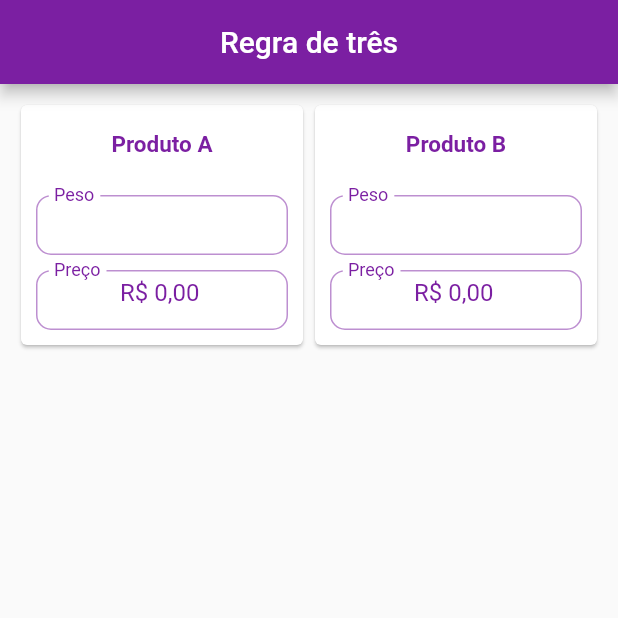
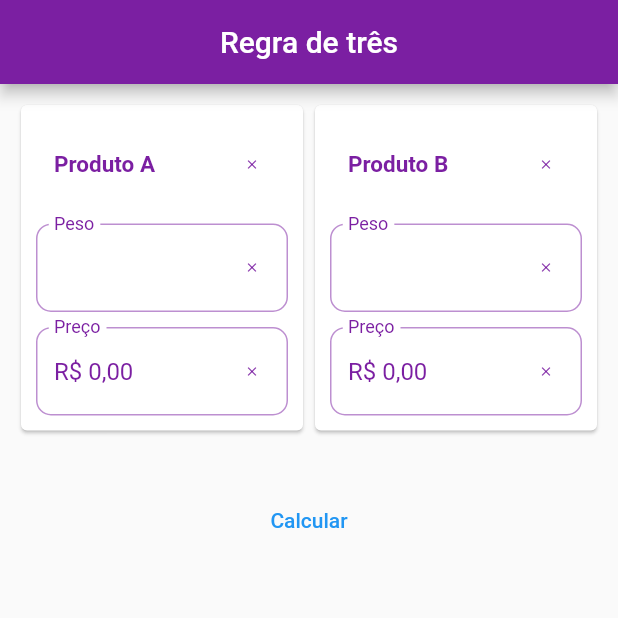
Before and after one commit to daricesousa/mais_em_conta, a Flutter app: the RegraDeTresPage screen opened directly, on a phone screen of 412 x 824 dp, the top half of it. Run offline on Flutter 3.47's test engine with Material 2 defaults, Android fonts, the phone set to English and light mode, and no system bars; statements that could not run were skipped.

Commit message:
regra de tres calculando

```diff
--- a/lib/Custom/tField.dart
+++ b/lib/Custom/tField.dart
@@ -2,8 +2,8 @@ import 'package:flutter/material.dart';
 import 'package:mais_em_conta/Custom/style.dart';
 import 'package:mais_em_conta/Custom/cor.dart';
 import 'package:flutter/services.dart';
+import 'package:mais_em_conta/mascara.dart';
 import 'package:mais_em_conta/tipoInput.dart';
-import 'package:mais_em_conta/controllers.dart/currencyInputFormatter.dart';
 
 class TField extends StatelessWidget {
   final TextEditingController? controller;
@@ -12,6 +12,7 @@ class TField extends StatelessWidget {
   final String? Function(String?)? validator;
   late final tipoInput tipo;
   final String? letra;
+  final Function()? funcaoIcon;
   late final bool habilitado;
 
   TField({
@@ -22,18 +23,17 @@ class TField extends StatelessWidget {
     this.validator,
     this.letra,
     this.habilitado = true,
+    this.funcaoIcon,
   });
 
   @override
   Widget build(BuildContext context) {
     return Container(
-      height: 50,
       padding: const EdgeInsets.symmetric(horizontal: 10, vertical: 5),
       child: TextFormField(
         enabled: habilitado,
         autovalidateMode: AutovalidateMode.onUserInteraction,
         style: Style.texto,
-        textAlign: TextAlign.center,
         validator: validator,
         controller: controller,
         onChanged: onChanged,
@@ -47,6 +47,14 @@ class TField extends StatelessWidget {
   InputDecoration decoration() {
     return InputDecoration(
       labelText: label,
+      suffixIcon: Container(
+        width: 1,
+        child: Align(
+          alignment: Alignment.topRight,
+          child: IconButton(
+              iconSize: 10, onPressed: funcaoIcon, icon: Icon(Icons.close, color: Cor.primary,)),
+        ),
+      ),
       hintText: tipo == tipoInput.titulo ? letra : '',
       hintStyle: tipo == tipoInput.titulo ? Style.titulo : Style.texto,
       floatingLabelBehavior: FloatingLabelBehavior.always,
@@ -68,11 +76,7 @@ class TField extends StatelessWidget {
   List<TextInputFormatter> inputFormatters() {
     switch (tipo) {
       case tipoInput.preco:
-        return [
-          FilteringTextInputFormatter.digitsOnly,
-          LengthLimitingTextInputFormatter(7),
-          CurrencyInputFormatter()
-        ];
+        return [MoneyMask()];
       case tipoInput.peso:
         return [
           FilteringTextInputFormatter.allow(RegExp("[0-9.,]")),
--- a/lib/Custom/textos.dart
+++ b/lib/Custom/textos.dart
@@ -18,6 +18,6 @@ class Erro {
   static final campoIncorreto = 'Preencha os campos corretamente';
   static final pesoIncorreto = 'O peso não pode ser 0';
   static final precoIncorreto = 'O preço não pode ser R\$ 0,00';
-  // static final campoVazioRegraDeTres = 'Preencha 3 campos';
-  // static final campoVazioFaltando = 'Preencha apenas 3 campos';
+  static final campoVazioRegraDeTres = 'Preencha 3 campos';
+  static final campoVazioFaltando = 'Preencha apenas 3 campos';
 }
--- a/lib/controllers.dart/textController.dart
+++ b/lib/controllers.dart/textController.dart
@@ -1,4 +1,5 @@
 import 'package:flutter/material.dart';
+
 
 class TextController {
   TextEditingController titulo = TextEditingController();
@@ -10,4 +11,7 @@ class TextController {
 
   static final maisDetalhesA = TextController();
   static final maisDetalhesB = TextController();
+
+
+
 }
--- /dev/null
+++ b/lib/enumCampo.dart
@@ -0,0 +1 @@
+enum Campo { vazio, incorreto, ok}
--- /dev/null
+++ b/lib/mascara.dart
@@ -0,0 +1,44 @@
+import 'dart:math';
+import 'package:flutter/services.dart';
+
+class MoneyMask extends TextInputFormatter {
+  final int decimalLenght;
+  final String decimal;
+  final String fracion;
+  final String moneySymbol;
+  final double max = 99999.99;
+
+  MoneyMask({
+    this.decimalLenght = 2,
+    this.decimal = '.',
+    this.fracion = ',',
+    this.moneySymbol = r'R$',
+  });
+
+  @override
+  TextEditingValue formatEditUpdate(oldValue, newValue) {
+    String formatted = newValue.text.replaceAll(RegExp(r'\D'), '');
+    if (formatted.isEmpty || double.tryParse(formatted) == 0) {
+      if (oldValue.text.length > newValue.text.length) {
+        return TextEditingValue(text: '');
+      }
+    }
+    double value = double.parse(formatted) / pow(10, decimalLenght);
+    if (value > max) return oldValue;
+
+    formatted = value.toStringAsFixed(decimalLenght).replaceAll('.', fracion);
+
+    int index = formatted.indexOf(fracion);
+    for (int i = index - 3; i > 0; i -= 3) {
+      final list = formatted.split('');
+      list.insert(i, decimal);
+      formatted = list.join();
+    }
+    formatted = '$moneySymbol $formatted';
+
+    return TextEditingValue(
+      text: formatted,
+      selection: TextSelection.collapsed(offset: formatted.length),
+    );
+  }
+}
--- a/lib/pages/maisEmContaPage.dart
+++ b/lib/pages/maisEmContaPage.dart
@@ -16,8 +16,12 @@ class HomePage extends StatefulWidget {
 class _HomePageState extends State<HomePage> {
   final controller = MaisEmContaControl();
 
+
   @override
-
+   void initState() {
+    controller.prencherPrecos();
+    super.initState();
+  }
 
   @override
   Widget build(BuildContext context) {
--- a/lib/pages/regraDeTresPage.dart
+++ b/lib/pages/regraDeTresPage.dart
@@ -12,6 +12,13 @@ class RegraDeTresPage extends StatefulWidget {
 
 class _RegraDeTresPageState extends State<RegraDeTresPage> {
   final controller = RegraDeTresControl();
+
+  @override
+  void initState() {
+    // TODO: implement initState
+    controller.iniciarVariaveis();
+    super.initState();
+  }
 
   @override
   Widget build(BuildContext context) {
@@ -36,9 +43,9 @@ class _RegraDeTresPageState extends State<RegraDeTresPage> {
                 children: [
                   cards(),
                   DividerCust(),
-                  // mensagemMaisEconomico(),
-                  // DividerCust(),
-                  // botaoMaisDetalhes(),
+                  Text(controller.erro ?? ''),
+                  TextButton(
+                      onPressed: controller.validar, child: Text("Calcular")),
                 ],
               );
             }),
--- a/lib/widgets/radio.dart
+++ b/lib/widgets/radio.dart
@@ -50,7 +50,7 @@ Widget _titleDoRadio(MaisDetalhesController controller){
                   String? _validacao = Validacao.peso(pesoDigitado.text);
                   if (_validacao == null) {
                     _pesoDigitadoDouble =
-                        Converter.stringParaDouble(pesoDigitado.text);
+                        Converter.stringParaDouble(pesoDigitado.text)!;
                     controller.preencherCards(_pesoDigitadoDouble);
                     controller.calcularNovosPrecos(_pesoDigitadoDouble);
                   }
```
Also changed, not shown: lib/controllers.dart/converter.dart (+17 -7 lines), lib/controllers.dart/layoutControl.dart (+2 -13 lines), lib/controllers.dart/maisDetalhesControl.dart (+8 -2 lines), lib/controllers.dart/maisEmContaControl.dart (+23 -6 lines), lib/controllers.dart/regraDeTresControl.dart (+97 -2 lines), lib/controllers.dart/validacoes.dart (+10 -24 lines), lib/pages/layout.dart (+5 -7 lines).
